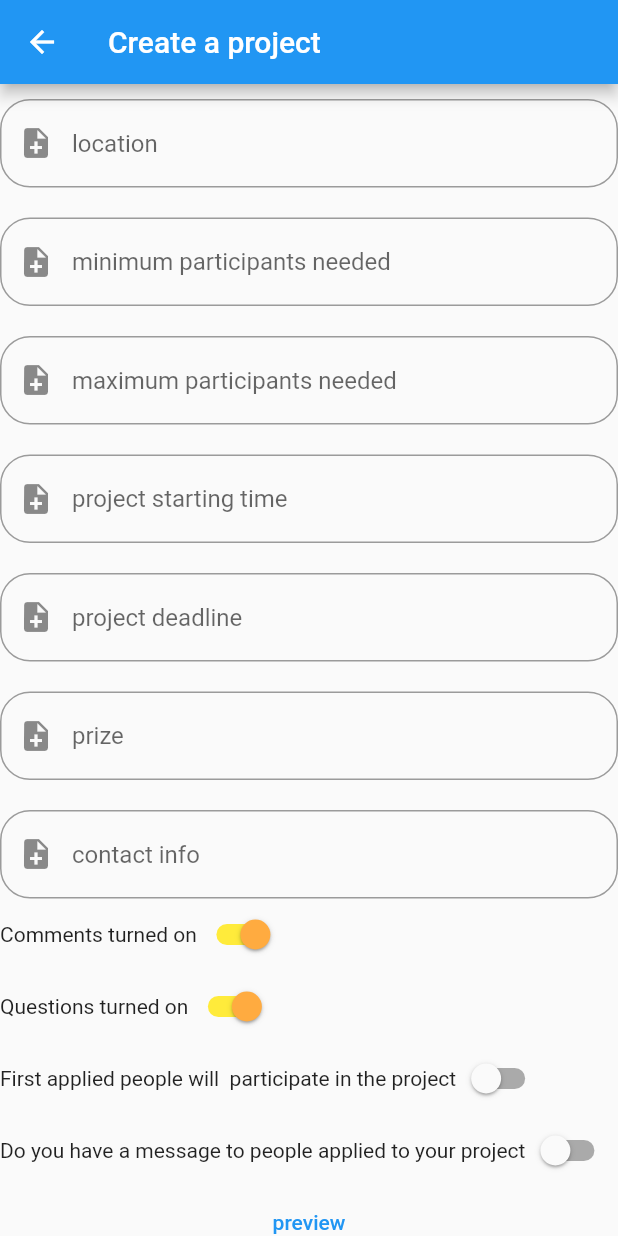
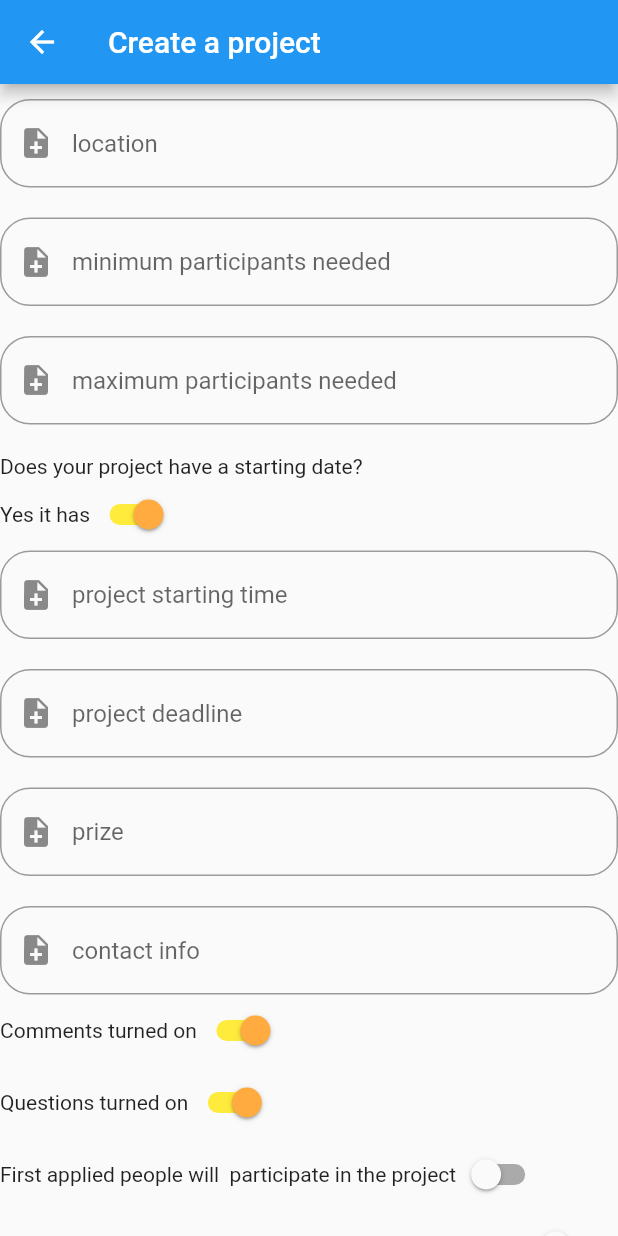
Before and after one commit to caglarGokce/Green_Action, a Flutter app: the CreateProject screen opened directly, scrolled down 576 dp, on a phone screen of 412 x 824 dp. Run offline on Flutter 3.47's test engine with Material 2 defaults, Android fonts, the light colour scheme and no system bars; our stand-ins replace cloud_firestore, email_validator, firebase_auth, firebase_core, firebase_storage, flutter_pw_validator and 3 more; missing offline and left inert: google_place, password_validator; accounts and stored records are empty.

Commit message:
switch
switch button added to project start

```diff
--- a/lib/pages/createProject.dart
+++ b/lib/pages/createProject.dart
@@ -20,6 +20,8 @@ bool chosePartRandom = true;
 bool firstPartcptes = true;
 bool haveMessage = false;
 String message = '';
+bool projectstartcheckbox = true;
+bool projectstartbetweencheckbox = true;
 
 // ignore: must_be_immutable
 class CreateProject extends StatelessWidget {
@@ -138,47 +140,11 @@ class CreateProject extends StatelessWidget {
         SizedBox(
           height: 20,
         ),
-        Form(
-            child: TextFormField(
-          onTap: () async {
-            var _projectDate = await showDatePicker(
-              context: context,
-              initialDate: DateTime.now(),
-              firstDate: DateTime.now(),
-              lastDate: DateTime((DateTime.now().year + 10),
-                  DateTime.now().month, DateTime.now().day),
-            );
-            projectStart.text = Hesapla.dateTimeToString(_projectDate);
-          },
-          controller: projectStart,
-          decoration: InputDecoration(
-            prefixIcon: Icon(Icons.note_add),
-            hintText: 'project starting time',
-            border: OutlineInputBorder(borderRadius: BorderRadius.circular(20)),
-          ),
-        )),
+        ProjStartdate(projectStart: projectStart),
         SizedBox(
           height: 20,
         ),
-        Form(
-            child: TextFormField(
-          onTap: () async {
-            var _projectDate = await showDatePicker(
-              context: context,
-              initialDate: DateTime.now(),
-              firstDate: DateTime.now(),
-              lastDate: DateTime((DateTime.now().year + 10),
-                  DateTime.now().month, DateTime.now().day),
-            );
-            projectdeadline.text = Hesapla.dateTimeToString(_projectDate);
-          },
-          controller: projectdeadline,
-          decoration: InputDecoration(
-            prefixIcon: Icon(Icons.note_add),
-            hintText: 'project deadline',
-            border: OutlineInputBorder(borderRadius: BorderRadius.circular(20)),
-          ),
-        )),
+        ProjFinishDate(projectdeadline: projectdeadline),
         SizedBox(
           height: 20,
         ),
@@ -277,6 +243,117 @@ class CreateProject extends StatelessWidget {
   //projenin belli bir termin suresi var mi(proje basladiktan sonra bu sure icinde bitmek zorunda)
   //(belli bir sure uzatilabilir)
 
+}
+
+class ProjFinishDate extends StatelessWidget {
+  const ProjFinishDate({
+    Key key,
+    @required this.projectdeadline,
+  }) : super(key: key);
+
+  final TextEditingController projectdeadline;
+
+  @override
+  Widget build(BuildContext context) {
+    return Form(
+        child: TextFormField(
+      onTap: () async {
+        var _projectDate = await showDatePicker(
+          context: context,
+          initialDate: DateTime.now(),
+          firstDate: DateTime.now(),
+          lastDate: DateTime((DateTime.now().year + 10), DateTime.now().month,
+              DateTime.now().day),
+        );
+        projectdeadline.text = Hesapla.dateTimeToString(_projectDate);
+      },
+      controller: projectdeadline,
+      decoration: InputDecoration(
+        prefixIcon: Icon(Icons.note_add),
+        hintText: 'project deadline',
+        border: OutlineInputBorder(borderRadius: BorderRadius.circular(20)),
+      ),
+    ));
+  }
+}
+
+class ProjStartdate extends StatefulWidget {
+  const ProjStartdate({
+    Key key,
+    @required this.projectStart,
+  }) : super(key: key);
+
+  final TextEditingController projectStart;
+
+  @override
+  _ProjStartdateState createState() => _ProjStartdateState();
+}
+
+class _ProjStartdateState extends State<ProjStartdate> {
+  @override
+  Widget build(BuildContext context) {
+    return Column(
+      crossAxisAlignment: CrossAxisAlignment.start,
+      children: [
+        Text('Does your project have a starting date?'),
+        Row(children: [
+          if (projectstartcheckbox == true) Text('Yes it has'),
+          if (projectstartcheckbox == false) Text('No it hasnt'),
+          Switch(
+            value: projectstartcheckbox,
+            onChanged: (value) {
+              setState(() {
+                projectstartcheckbox = value;
+              });
+            },
+            activeTrackColor: Colors.yellow,
+            activeColor: Colors.orangeAccent,
+          ),
+        ]),
+        if (projectstartcheckbox == true)
+          Column(
+            children: [
+              Form(
+                  child: TextFormField(
+                onTap: () async {
+                  var _projectDate = await showDatePicker(
+                    context: context,
+                    initialDate: DateTime.now(),
+                    firstDate: DateTime.now(),
+                    lastDate: DateTime((DateTime.now().year + 10),
+                        DateTime.now().month, DateTime.now().day),
+                  );
+                  widget.projectStart.text =
+                      Hesapla.dateTimeToString(_projectDate);
+                },
+                controller: widget.projectStart,
+                decoration: InputDecoration(
+                  prefixIcon: Icon(Icons.note_add),
+                  hintText: 'project starting time',
+                  border: OutlineInputBorder(
+                      borderRadius: BorderRadius.circular(20)),
+                ),
+              )),
+            ],
+          ),
+        if (projectstartcheckbox == false)
+          Column(
+            children: [
+              Padding(
+                padding: const EdgeInsets.all(8.0),
+                child: TextField(
+                  decoration: InputDecoration(
+                    contentPadding: EdgeInsets.all(5),
+                    fillColor: Colors.blue.shade100,
+                    border: OutlineInputBorder(),
+                  ),
+                ),
+              ),
+            ],
+          ),
+      ],
+    );
+  }
 }
 
 class SwitchQuestions extends StatefulWidget {
```
